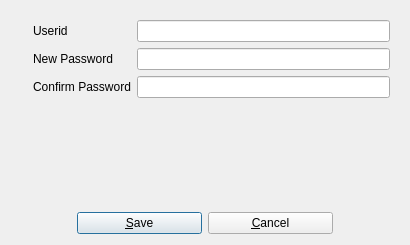
First picture: the form in UI/biblioteq_password.ui, repository textbrowser/biblioteq, before the edit.
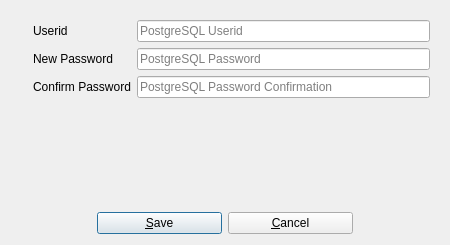
Second picture: the form after the edit. Icons and pictures are not drawn.

Diff of the .ui file:
```diff
--- a/UI/biblioteq_password.ui
+++ b/UI/biblioteq_password.ui
@@ -6,7 +6,7 @@
    <rect>
     <x>0</x>
     <y>0</y>
-    <width>410</width>
+    <width>450</width>
     <height>245</height>
    </rect>
   </property>
@@ -60,6 +60,9 @@
           <property name="readOnly">
            <bool>true</bool>
           </property>
+          <property name="placeholderText">
+           <string>PostgreSQL Userid</string>
+          </property>
          </widget>
         </item>
         <item row="1" column="0">
@@ -74,6 +77,9 @@
           <property name="echoMode">
            <enum>QLineEdit::Password</enum>
           </property>
+          <property name="placeholderText">
+           <string>PostgreSQL Password</string>
+          </property>
          </widget>
         </item>
         <item row="2" column="0">
@@ -88,6 +94,9 @@
           <property name="echoMode">
            <enum>QLineEdit::Password</enum>
           </property>
+          <property name="placeholderText">
+           <string>PostgreSQL Password Confirmation</string>
+          </property>
          </widget>
         </item>
        </layout>
```
